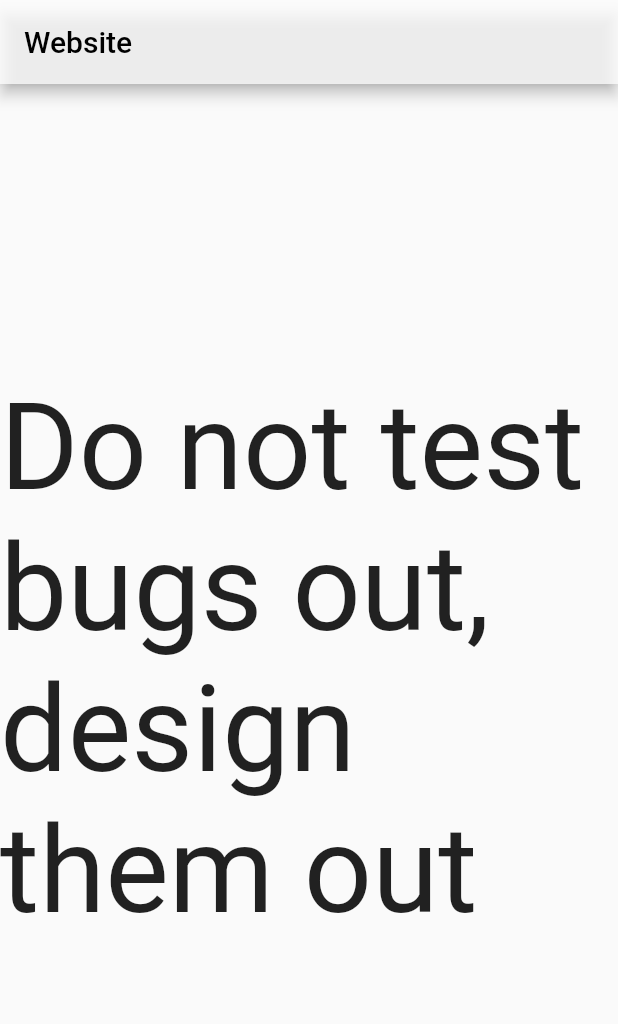
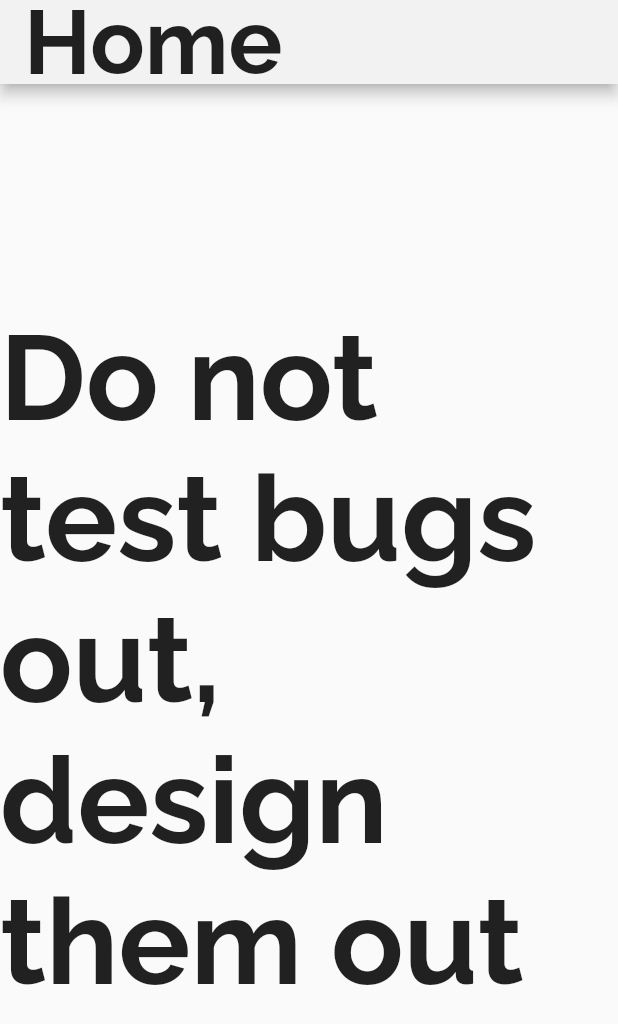
Before and after one commit to Abhi011999/Abhi011999.github.io, a Flutter app: the screen it shows after launch, on a phone screen of 412 x 824 dp. Shown: the top 1024 px of the screen. Run offline on Flutter 3.47's test engine with Material 2 defaults, Android fonts, the light colour scheme and no system bars; our stand-ins replace animated_text_kit, google_fonts.

Commit message:
Added google fonts and distributed UI logic
Signed-off-by: Abhishek Dubey <abhi.dubey011999@gmail.com>

```diff
--- /dev/null
+++ b/lib/colors.dart
@@ -0,0 +1,4 @@
+import 'package:flutter/material.dart';
+
+const Color whiteAccent = Color(0xFFF2F2F2);
+const Color greyAccent = Color(0xFF212121);
--- a/lib/main.dart
+++ b/lib/main.dart
@@ -1,11 +1,16 @@
 import 'package:flutter/material.dart';
 import 'package:animated_text_kit/animated_text_kit.dart';
+import 'package:google_fonts/google_fonts.dart';
+import 'themes.dart';
 
 void main() {
   runApp(
     MaterialApp(
       debugShowCheckedModeBanner: false,
-      title: 'Website',
+      theme: lightTheme,
+      darkTheme: darkTheme,
+      themeMode: ThemeMode.system,
+      title: 'Portfolio',
       home: WebApp(),
     ),
   );
@@ -16,15 +21,23 @@ class WebApp extends StatelessWidget {
   Widget build(BuildContext context) {
     return Scaffold(
       appBar: AppBar(
-        backgroundColor: Colors.white.withOpacity(0.75),
-        title: Text("Website", style: TextStyle(color: Colors.black),),
+        title: Text(
+          "Home",
+          style: GoogleFonts.raleway(
+            fontSize: 60.0,
+            fontWeight: FontWeight.bold
+          ),
+        ),
       ),
       body: Center(
         child: TypewriterAnimatedTextKit(
           text: [
             "Do not test bugs out, design them out",
           ],
-          textStyle: TextStyle(fontSize: 80.0),
+          textStyle: GoogleFonts.raleway(
+            fontSize: 80.0,
+            fontWeight: FontWeight.bold
+          ),
           textAlign: TextAlign.start,
           speed: Duration(milliseconds: 100),
           curve: Curves.easeInOut,
--- /dev/null
+++ b/lib/strings.dart
@@ -0,0 +1,6 @@
+// General String Constants
+const String rootName = "Abhishek Dubey";
+const String home = "$rootName · Home";
+const String projects = "$rootName · Projects";
+const String timeline = "$rootName · Timeline";
+const String about = "$rootName · About";
--- a/pubspec.yaml
+++ b/pubspec.yaml
@@ -1,7 +1,7 @@
 name: abhi011999_personal_website
 description: A new Flutter project.
 
-publish_to: 'none'
+publish_to: "none"
 
 version: 1.0.0+1
 
@@ -12,6 +12,7 @@ dependencies:
   flutter:
     sdk: flutter
   animated_text_kit: ^3.1.2
+  google_fonts: ^2.0.0
 
 dev_dependencies:
   flutter_test:
```
Also changed, not shown: lib/themes.dart (added, +10 -0 lines), pubspec.lock.
